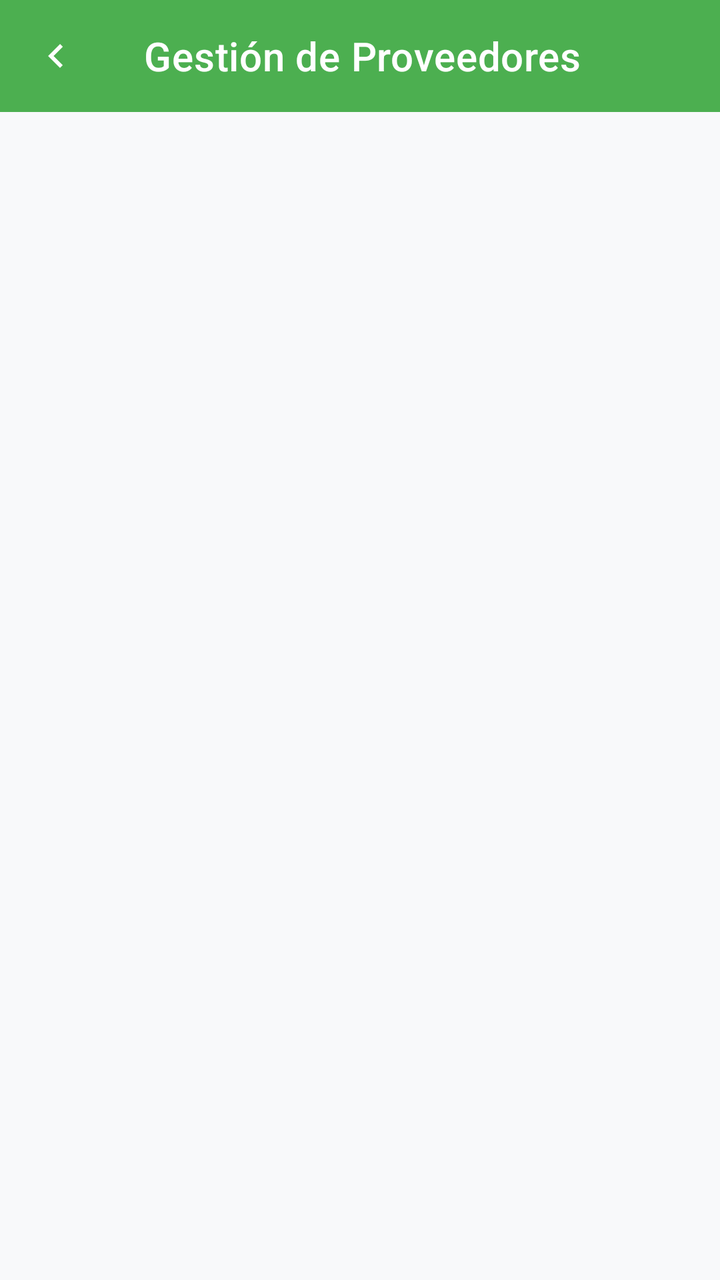
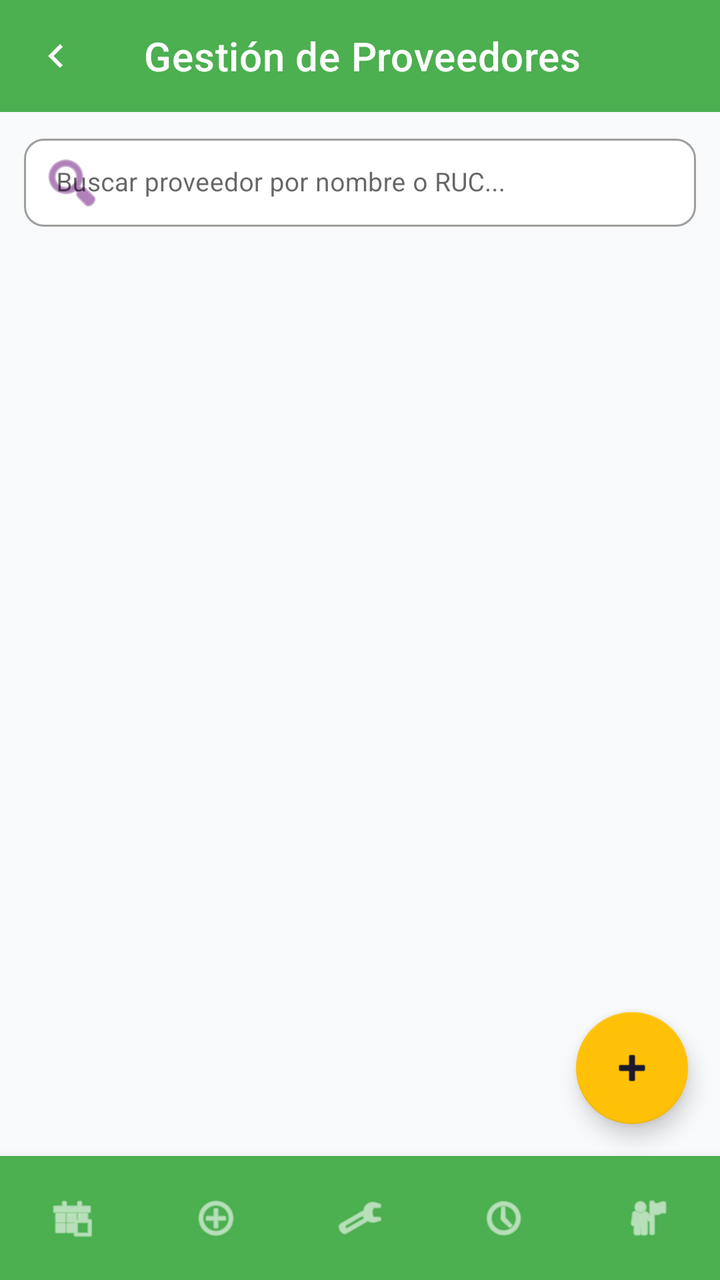

Before-and-after screenshots of an Android layout around one commit, followed by the original layout XML and the change that was made.
<!-- AndroidManifest.xml: application theme Theme.MiniMarketApp -->
<!-- res/layout/activity_proveedor.xml -->
<?xml version="1.0" encoding="utf-8"?>
<LinearLayout
    xmlns:android="http://schemas.android.com/apk/res/android"
    xmlns:app="http://schemas.android.com/apk/res-auto"
    android:layout_width="match_parent"
    android:layout_height="match_parent"
    android:orientation="vertical"
    android:background="@color/fondo_general">

    <com.google.android.material.appbar.MaterialToolbar
        android:id="@+id/toolbar"
        android:layout_width="match_parent"
        android:layout_height="?attr/actionBarSize"
        android:background="@color/verde_nav"
        app:navigationIcon="@drawable/icono_regresar_pantalla"
        app:navigationIconTint="@color/texto_sobre_verde"
        app:title="Gestión de Proveedores"
        app:titleTextColor="@color/texto_sobre_verde"/>

    <androidx.recyclerview.widget.RecyclerView
        android:id="@+id/rvProveedores"
        android:layout_width="match_parent"
        android:layout_height="match_parent"
        android:padding="12dp"
        app:layoutManager="androidx.recyclerview.widget.LinearLayoutManager"/>

</LinearLayout>
<!-- resources referenced by this layout -->
<resources>
  <color name="fondo_general">#F8F9FA</color>
  <color name="texto_sobre_verde">#FFFFFF</color>
  <color name="verde_nav">#4CAF50</color>
  <!-- drawable icono_regresar_pantalla (drawable) -->
  <vector xmlns:android="http://schemas.android.com/apk/res/android" android:autoMirrored="true" android:height="24dp" android:tint="#000000" android:viewportHeight="24" android:viewportWidth="24" android:width="24dp">
        
      <path android:fillColor="@android:color/white" android:pathData="M15.41,16.59L10.83,12l4.58,-4.59L14,6l-6,6 6,6 1.41,-1.41z"/>
      
  </vector>
  <style name="Theme.MiniMarketApp" parent="Theme.MaterialComponents.DayNight.NoActionBar">
  
          
          <item name="colorPrimary">@color/verde_nav</item>
          <item name="colorPrimaryVariant">#388E3C</item>
          <item name="colorSecondary">@color/amarillo_accion</item>
          <item name="colorOnPrimary">@color/texto_sobre_verde</item>
          <item name="colorOnSecondary">@color/texto_sobre_amarillo</item>
  
          
          <item name="android:windowBackground">@color/fondo_general</item>
          <item name="android:colorBackground">@color/fondo_general</item>
  
          
          <item name="android:textColorPrimary">@color/texto_principal</item>
          <item name="android:textColorSecondary">@color/texto_secundario</item>
          <item name="android:textColorHint">@color/texto_hint</item>
  
          
          <item name="boxStrokeColor">@color/amarillo_accion</item>
          <item name="hintTextColor">@color/amarillo_accion</item>
  
          
          <item name="materialCardViewStyle">@style/Widget.App.CardView</item>
      </style>
  <color name="amarillo_accion">#FFC107</color>
  <color name="texto_sobre_amarillo">#1A1A2E</color>
  <color name="texto_principal">#1A1A2E</color>
  <color name="texto_secundario">#64748B</color>
  <color name="texto_hint">#94A3B8</color>
  <style name="Widget.App.CardView" parent="Widget.MaterialComponents.CardView">
          <item name="cardBackgroundColor">@color/fondo_card</item>
          <item name="strokeColor">@color/borde_card</item>
          <item name="strokeWidth">1dp</item>
      </style>
  <color name="fondo_card">#FFFFFF</color>
  <color name="borde_card">#E2E8F0</color>
</resources>

<!-- the commit's change to res/layout/activity_proveedor.xml (unified diff, before → after) -->
@@ -1,27 +1,82 @@
 <?xml version="1.0" encoding="utf-8"?>
-<LinearLayout
+<androidx.coordinatorlayout.widget.CoordinatorLayout
     xmlns:android="http://schemas.android.com/apk/res/android"
     xmlns:app="http://schemas.android.com/apk/res-auto"
     android:layout_width="match_parent"
     android:layout_height="match_parent"
-    android:orientation="vertical"
     android:background="@color/fondo_general">
 
-    <com.google.android.material.appbar.MaterialToolbar
-        android:id="@+id/toolbar"
-        android:layout_width="match_parent"
-        android:layout_height="?attr/actionBarSize"
-        android:background="@color/verde_nav"
-        app:navigationIcon="@drawable/icono_regresar_pantalla"
-        app:navigationIconTint="@color/texto_sobre_verde"
-        app:title="Gestión de Proveedores"
-        app:titleTextColor="@color/texto_sobre_verde"/>
-
-    <androidx.recyclerview.widget.RecyclerView
-        android:id="@+id/rvProveedores"
+    <LinearLayout
         android:layout_width="match_parent"
         android:layout_height="match_parent"
-        android:padding="12dp"
-        app:layoutManager="androidx.recyclerview.widget.LinearLayoutManager"/>
+        android:orientation="vertical">
 
-</LinearLayout>
+        <com.google.android.material.appbar.MaterialToolbar
+            android:id="@+id/toolbar"
+            android:layout_width="match_parent"
+            android:layout_height="?attr/actionBarSize"
+            android:background="@color/verde_nav"
+            app:navigationIcon="@drawable/icono_regresar_pantalla"
+            app:navigationIconTint="@color/texto_sobre_verde"
+            app:title="Gestión de Proveedores"
+            app:titleTextColor="@color/texto_sobre_verde"/>
+
+        
+        <com.google.android.material.textfield.TextInputLayout
+            android:layout_width="match_parent"
+            android:layout_height="wrap_content"
+            android:layout_marginHorizontal="12dp"
+            android:layout_marginTop="8dp"
+            app:startIconDrawable="@android:drawable/ic_menu_search"
+            app:startIconTint="@color/morado_scanner"
+            app:boxCornerRadiusTopStart="10dp"
+            app:boxCornerRadiusTopEnd="10dp"
+            app:boxCornerRadiusBottomStart="10dp"
+            app:boxCornerRadiusBottomEnd="10dp"
+            app:boxBackgroundColor="@color/fondo_card"
+            style="@style/Widget.MaterialComponents.TextInputLayout.OutlinedBox">
+
+            <com.google.android.material.textfield.TextInputEditText
+                android:id="@+id/etBuscarProveedor"
+                android:layout_width="match_parent"
+                android:layout_height="44dp"
+                android:paddingVertical="0dp"
+                android:hint="Buscar proveedor por nombre o RUC..."
+                android:textSize="13sp"
+                android:textColor="@color/texto_principal"/>
+        </com.google.android.material.textfield.TextInputLayout>
+
+        <androidx.recyclerview.widget.RecyclerView
+            android:id="@+id/rvProveedores"
+            android:layout_width="match_parent"
+            android:layout_height="0dp"
+            android:layout_weight="1"
+            android:padding="12dp"
+            app:layoutManager="androidx.recyclerview.widget.LinearLayoutManager"/>
+
+        
+        <com.google.android.material.bottomnavigation.BottomNavigationView
+            android:id="@+id/bottomNavigation"
+            android:layout_width="match_parent"
+            android:layout_height="62dp"
+            android:background="@color/verde_nav"
+            app:itemIconTint="#FFFFFF"
+            app:itemTextColor="#FFFFFF"
+            app:labelVisibilityMode="unlabeled"
+            app:menu="@menu/bottom_nav_menu" />
+
+    </LinearLayout>
+
+    <com.google.android.material.floatingactionbutton.FloatingActionButton
+        android:id="@+id/fabAgregarProveedor"
+        android:layout_width="wrap_content"
+        android:layout_height="wrap_content"
+        android:layout_gravity="bottom|end"
+        android:layout_marginEnd="16dp"
+        android:layout_marginBottom="78dp"
+        android:contentDescription="Agregar Proveedor"
+        android:src="@android:drawable/ic_input_add"
+        app:backgroundTint="@color/amarillo_accion"
+        app:tint="@color/texto_sobre_amarillo" />
+
+</androidx.coordinatorlayout.widget.CoordinatorLayout>
<!-- resource entries referenced after the edit -->
@@ -1,6 +1,7 @@
 <!-- resources referenced by this layout -->
 <resources>
   <color name="fondo_general">#F8F9FA</color>
+  <color name="morado_scanner">#7B2D8B</color>
   <color name="texto_sobre_verde">#FFFFFF</color>
   <color name="verde_nav">#4CAF50</color>
   <!-- drawable icono_regresar_pantalla (drawable) -->
